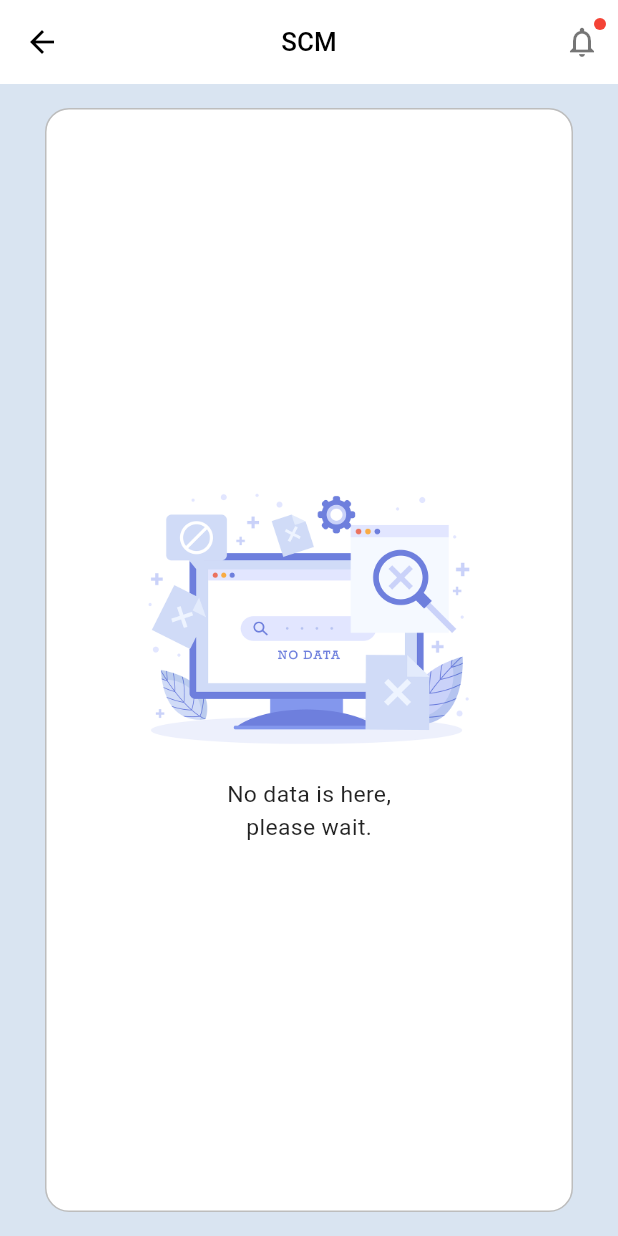
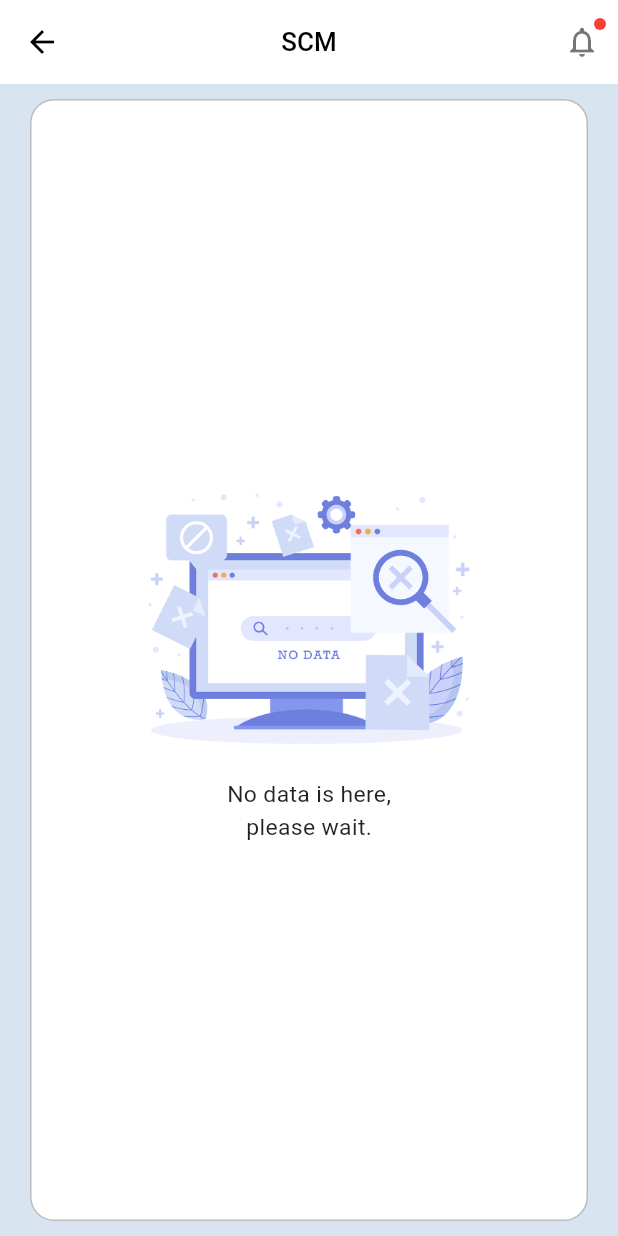
Before and after one commit to Tanjid470/scube, a Flutter app: the NoDataView screen opened by its route, on a phone screen of 412 x 824 dp. Run offline on Flutter 3.47's test engine with Material 3 defaults, Android fonts, the phone set to English and light mode, and no system bars; our stand-ins replace get, shared_preferences; accounts and stored records are empty.

Commit message:
[REMOVED]: Remove unnecessary padding from NoDataView

```diff
--- a/lib/feature/no_data/presentation/no_data_view.dart
+++ b/lib/feature/no_data/presentation/no_data_view.dart
@@ -28,9 +28,7 @@ class _NoDataViewState extends State<NoDataView>  {
   }
 
   Widget _body() {
-    return Padding(
-      padding: const EdgeInsets.symmetric(horizontal: 10.0, vertical: 6),
-      child: Container(
+    return Container(
       width: double.infinity,
       decoration: BoxDecoration(
         color: Colors.white,
@@ -64,7 +62,6 @@ class _NoDataViewState extends State<NoDataView>  {
           ),
         ],
       ),
-      ),
     );
   }
 
```
Lines whose indentation alone changed are shown as unchanged.
